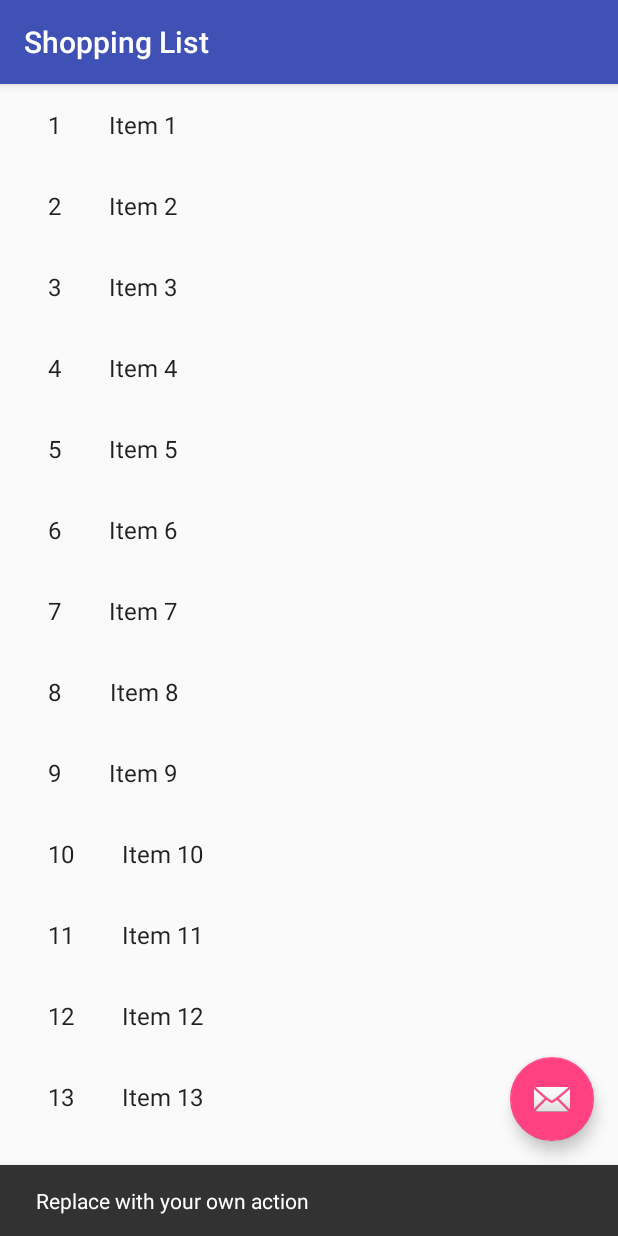
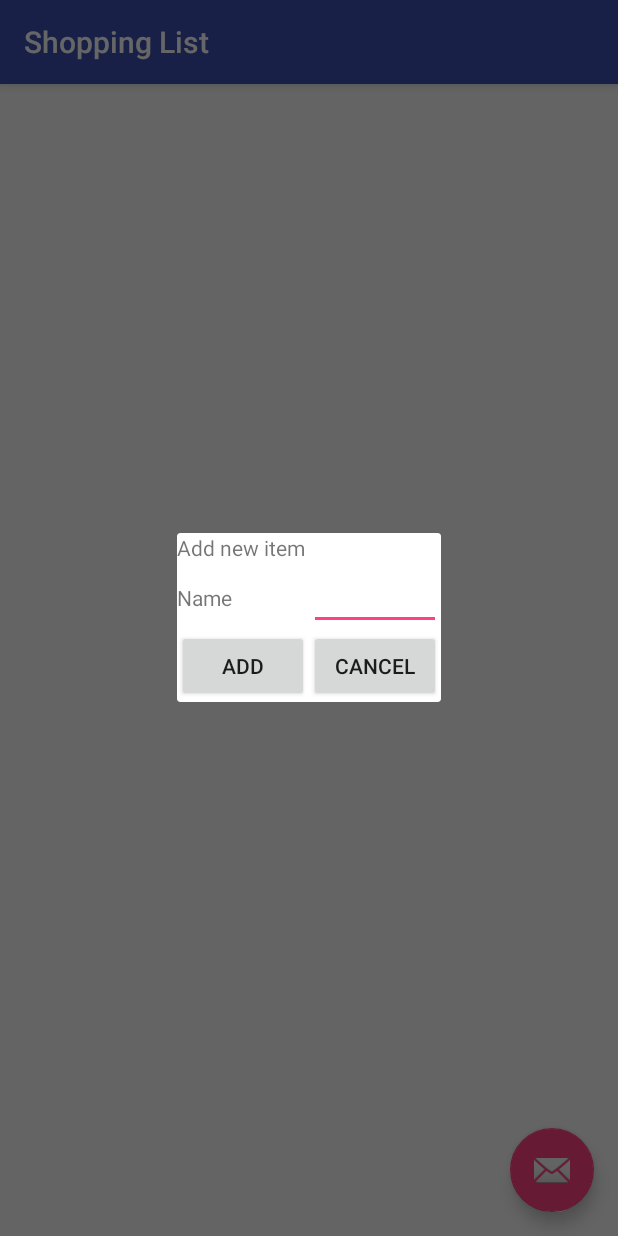
Before and after one commit to cszsm/ShoppingList, an Android app: the screen it shows after launch (ItemListActivity), after a tap on an icon or button, on a phone screen of 412 x 824 dp. Run offline under Robolectric (Android 15) with nearby library versions, the phone set to English and light mode, and no system bars.

Commit message:
Implemented - adding a new item

```diff
--- a/app/build.gradle
+++ b/app/build.gradle
@@ -26,4 +26,6 @@ dependencies {
     compile 'com.android.support:support-v4:23.4.0'
     compile 'com.android.support:recyclerview-v7:23.4.0'
     compile 'com.android.support:design:23.4.0'
+
+    compile 'com.jakewharton:butterknife:8.0.1'
 }
--- /dev/null
+++ b/app/src/main/java/com/zscseh93/ItemCreateFragment.java
@@ -0,0 +1,67 @@
+package com.zscseh93;
+
+import android.app.Activity;
+import android.app.DialogFragment;
+import android.os.Bundle;
+import android.support.annotation.Nullable;
+import android.view.LayoutInflater;
+import android.view.View;
+import android.view.ViewGroup;
+import android.widget.Button;
+import android.widget.EditText;
+
+import com.zscseh93.data.Item;
+
+/**
+ * Created by zscse on 2016. 05. 13..
+ */
+public class ItemCreateFragment extends DialogFragment {
+
+    public static final String TAG = "ItemCreateFragment";
+
+    private EditText mEditItemName;
+
+    private ItemContainer mItemContainer;
+
+    @Override
+    public void onAttach(Activity activity) {
+        super.onAttach(activity);
+
+        mItemContainer = (ItemContainer) activity;
+    }
+
+    @Nullable
+    @Override
+    public View onCreateView(LayoutInflater inflater, ViewGroup container, Bundle
+            savedInstanceState) {
+        View root = inflater.inflate(R.layout.item_create, container, false);
+
+        getDialog().setTitle("Add new item (dialog title)");
+
+        mEditItemName = (EditText) root.findViewById(R.id.newItemName);
+
+        Button btnAddItem = (Button) root.findViewById(R.id.btnAddItem);
+        btnAddItem.setOnClickListener(new View.OnClickListener() {
+            @Override
+            public void onClick(View v) {
+                Item newItem = new Item(String.valueOf(mEditItemName.getText()));
+                mItemContainer.addItem(newItem);
+                dismiss();
+            }
+        });
+
+        Button btnCancel = (Button) root.findViewById(R.id.btnCancel);
+        btnCancel.setOnClickListener(new View.OnClickListener() {
+            @Override
+            public void onClick(View v) {
+                dismiss();
+            }
+        });
+
+        return root;
+    }
+
+    public interface ItemContainer {
+        void addItem(Item item);
+    }
+}
--- a/app/src/main/java/com/zscseh93/ItemDetailActivity.java
+++ b/app/src/main/java/com/zscseh93/ItemDetailActivity.java
@@ -53,8 +53,8 @@ public class ItemDetailActivity extends AppCompatActivity {
             // Create the detail fragment and add it to the activity
             // using a fragment transaction.
             Bundle arguments = new Bundle();
-            arguments.putString(ItemDetailFragment.ARG_ITEM_ID,
-                    getIntent().getStringExtra(ItemDetailFragment.ARG_ITEM_ID));
+            arguments.putParcelable(ItemDetailFragment.ARG_ITEM, getIntent().getExtras().getParcelable(ItemDetailFragment.ARG_ITEM));
+
             ItemDetailFragment fragment = new ItemDetailFragment();
             fragment.setArguments(arguments);
             getSupportFragmentManager().beginTransaction()
--- a/app/src/main/java/com/zscseh93/ItemListActivity.java
+++ b/app/src/main/java/com/zscseh93/ItemListActivity.java
@@ -1,23 +1,22 @@
 package com.zscseh93;
 
+import android.app.FragmentManager;
 import android.content.Context;
 import android.content.Intent;
 import android.os.Bundle;
 import android.support.annotation.NonNull;
+import android.support.design.widget.FloatingActionButton;
 import android.support.v7.app.AppCompatActivity;
-import android.support.v7.widget.LinearLayoutManager;
 import android.support.v7.widget.RecyclerView;
 import android.support.v7.widget.Toolbar;
-import android.support.design.widget.FloatingActionButton;
-import android.support.design.widget.Snackbar;
 import android.view.LayoutInflater;
 import android.view.View;
 import android.view.ViewGroup;
 import android.widget.TextView;
 
+import com.zscseh93.data.Item;
 
-import com.zscseh93.dummy.DummyContent;
-
+import java.util.ArrayList;
 import java.util.List;
 
 /**
@@ -28,13 +27,17 @@ import java.util.List;
  * item details. On tablets, the activity presents the list of items and
  * item details side-by-side using two vertical panes.
  */
-public class ItemListActivity extends AppCompatActivity {
+public class ItemListActivity extends AppCompatActivity implements ItemCreateFragment
+        .ItemContainer {
 
     /**
      * Whether or not the activity is in two-pane mode, i.e. running on a tablet
      * device.
      */
     private boolean mTwoPane;
+
+    //    private List<Item> mItems;
+    private SimpleItemRecyclerViewAdapter mItems;
 
     @Override
     protected void onCreate(Bundle savedInstanceState) {
@@ -43,14 +46,20 @@ public class ItemListActivity extends AppCompatActivity {
 
         Toolbar toolbar = (Toolbar) findViewById(R.id.toolbar);
         setSupportActionBar(toolbar);
+        assert toolbar != null;
         toolbar.setTitle(getTitle());
 
+        List<Item> items = new ArrayList<>();
+        mItems = new SimpleItemRecyclerViewAdapter(items);
+
         FloatingActionButton fab = (FloatingActionButton) findViewById(R.id.fab);
+        assert fab != null;
         fab.setOnClickListener(new View.OnClickListener() {
             @Override
             public void onClick(View view) {
-                Snackbar.make(view, "Replace with your own action", Snackbar.LENGTH_LONG)
-                        .setAction("Action", null).show();
+                ItemCreateFragment itemCreateFragment = new ItemCreateFragment();
+                FragmentManager fragmentManager = getFragmentManager();
+                itemCreateFragment.show(fragmentManager, ItemCreateFragment.TAG);
             }
         });
 
@@ -68,15 +77,21 @@ public class ItemListActivity extends AppCompatActivity {
     }
 
     private void setupRecyclerView(@NonNull RecyclerView recyclerView) {
-        recyclerView.setAdapter(new SimpleItemRecyclerViewAdapter(DummyContent.ITEMS));
+        recyclerView.setAdapter(mItems);
+    }
+
+    @Override
+    public void addItem(Item item) {
+        mItems.addItem(item);
+        mItems.notifyDataSetChanged();
     }
 
     public class SimpleItemRecyclerViewAdapter
             extends RecyclerView.Adapter<SimpleItemRecyclerViewAdapter.ViewHolder> {
 
-        private final List<DummyContent.DummyItem> mValues;
+        private final List<Item> mValues;
 
-        public SimpleItemRecyclerViewAdapter(List<DummyContent.DummyItem> items) {
+        public SimpleItemRecyclerViewAdapter(List<Item> items) {
             mValues = items;
         }
 
@@ -90,15 +105,16 @@ public class ItemListActivity extends AppCompatActivity {
         @Override
         public void onBindViewHolder(final ViewHolder holder, int position) {
             holder.mItem = mValues.get(position);
-            holder.mIdView.setText(mValues.get(position).id);
-            holder.mContentView.setText(mValues.get(position).content);
+            assert holder.mItem != null;
+            holder.mNameView.setText(mValues.get(position).getName());
 
             holder.mView.setOnClickListener(new View.OnClickListener() {
                 @Override
                 public void onClick(View v) {
                     if (mTwoPane) {
                         Bundle arguments = new Bundle();
-                        arguments.putString(ItemDetailFragment.ARG_ITEM_ID, holder.mItem.id);
+                        arguments.putParcelable(ItemDetailFragment.ARG_ITEM, holder.mItem);
+
                         ItemDetailFragment fragment = new ItemDetailFragment();
                         fragment.setArguments(arguments);
                         getSupportFragmentManager().beginTransaction()
@@ -107,7 +123,7 @@ public class ItemListActivity extends AppCompatActivity {
                     } else {
                         Context context = v.getContext();
                         Intent intent = new Intent(context, ItemDetailActivity.class);
-                        intent.putExtra(ItemDetailFragment.ARG_ITEM_ID, holder.mItem.id);
+                        intent.putExtra(ItemDetailFragment.ARG_ITEM, holder.mItem);
 
                         context.startActivity(intent);
                     }
@@ -120,22 +136,24 @@ public class ItemListActivity extends AppCompatActivity {
             return mValues.size();
         }
 
+        public void addItem(Item item) {
+            mValues.add(item);
+        }
+
         public class ViewHolder extends RecyclerView.ViewHolder {
             public final View mView;
-            public final TextView mIdView;
-            public final TextView mContentView;
-            public DummyContent.DummyItem mItem;
+            public final TextView mNameView;
+            public Item mItem;
 
             public ViewHolder(View view) {
                 super(view);
                 mView = view;
-                mIdView = (TextView) view.findViewById(R.id.id);
-                mContentView = (TextView) view.findViewById(R.id.content);
+                mNameView = (TextView) view.findViewById(R.id.name);
             }
 
             @Override
             public String toString() {
-                return super.toString() + " '" + mContentView.getText() + "'";
+                return super.toString() + " '" + mNameView.getText() + "'";
             }
         }
     }
--- a/app/src/main/java/com/zscseh93/dummy/DummyContent.java
+++ /dev/null
@@ -1,72 +0,0 @@
-package com.zscseh93.dummy;
-
-import java.util.ArrayList;
-import java.util.HashMap;
-import java.util.List;
-import java.util.Map;
-
-/**
- * Helper class for providing sample content for user interfaces created by
- * Android template wizards.
- * <p>
- * TODO: Replace all uses of this class before publishing your app.
- */
-public class DummyContent {
-
-    /**
-     * An array of sample (dummy) items.
-     */
-    public static final List<DummyItem> ITEMS = new ArrayList<>();
-
-    /**
-     * A map of sample (dummy) items, by ID.
-     */
-    public static final Map<String, DummyItem> ITEM_MAP = new HashMap<String, DummyItem>();
-
-    private static final int COUNT = 25;
-
-    static {
-        // Add some sample items.
-        for (int i = 1; i <= COUNT; i++) {
-            addItem(createDummyItem(i));
-        }
-    }
-
-    private static void addItem(DummyItem item) {
-        ITEMS.add(item);
-        ITEM_MAP.put(item.id, item);
-    }
-
-    private static DummyItem createDummyItem(int position) {
-        return new DummyItem(String.valueOf(position), "Item " + position, makeDetails(position));
-    }
-
-    private static String makeDetails(int position) {
-        StringBuilder builder = new StringBuilder();
-        builder.append("Details about Item: ").append(position);
-        for (int i = 0; i < position; i++) {
-            builder.append("\nMore details information here.");
-        }
-        return builder.toString();
-    }
-
-    /**
-     * A dummy item representing a piece of content.
-     */
-    public static class DummyItem {
-        public final String id;
-        public final String content;
-        public final String details;
-
-        public DummyItem(String id, String content, String details) {
-            this.id = id;
-            this.content = content;
-            this.details = details;
-        }
-
-        @Override
-        public String toString() {
-            return content;
-        }
-    }
-}
--- /dev/null
+++ b/app/src/main/res/layout/item_create.xml
@@ -0,0 +1,33 @@
+<?xml version="1.0" encoding="utf-8"?>
+<TableLayout xmlns:android="http://schemas.android.com/apk/res/android"
+             android:layout_width="match_parent"
+             android:layout_height="match_parent">
+
+    <TableRow>
+
+        <TextView
+            android:layout_width="match_parent"
+            android:text="Add new item"/>
+    </TableRow>
+
+    <TableRow>
+
+        <TextView
+            android:layout_width="match_parent"
+            android:text="Name"/>
+
+        <EditText
+            android:id="@+id/newItemName"
+            android:layout_width="match_parent"/>
+    </TableRow>
+
+    <TableRow>
+        <Button
+            android:text="Add"
+            android:id="@+id/btnAddItem"/>
+        <Button
+            android:text="Cancel"
+            android:id="@+id/btnCancel"/>
+    </TableRow>
+
+</TableLayout>
--- a/app/src/main/res/layout/item_list_content.xml
+++ b/app/src/main/res/layout/item_list_content.xml
@@ -5,14 +5,7 @@
               android:orientation="horizontal">
 
     <TextView
-        android:id="@+id/id"
-        android:layout_width="wrap_content"
-        android:layout_height="wrap_content"
-        android:layout_margin="@dimen/text_margin"
-        android:textAppearance="?attr/textAppearanceListItem"/>
-
-    <TextView
-        android:id="@+id/content"
+        android:id="@+id/name"
         android:layout_width="wrap_content"
         android:layout_height="wrap_content"
         android:layout_margin="@dimen/text_margin"
```
Also changed, not shown: app/src/main/java/com/zscseh93/ItemDetailFragment.java (+8 -28 lines), app/src/main/java/com/zscseh93/data/Item.java (added, +46 -0 lines), app/src/main/java/com/zscseh93/dummy/ShoppingListItem.java (deleted, +0 -9 lines).
